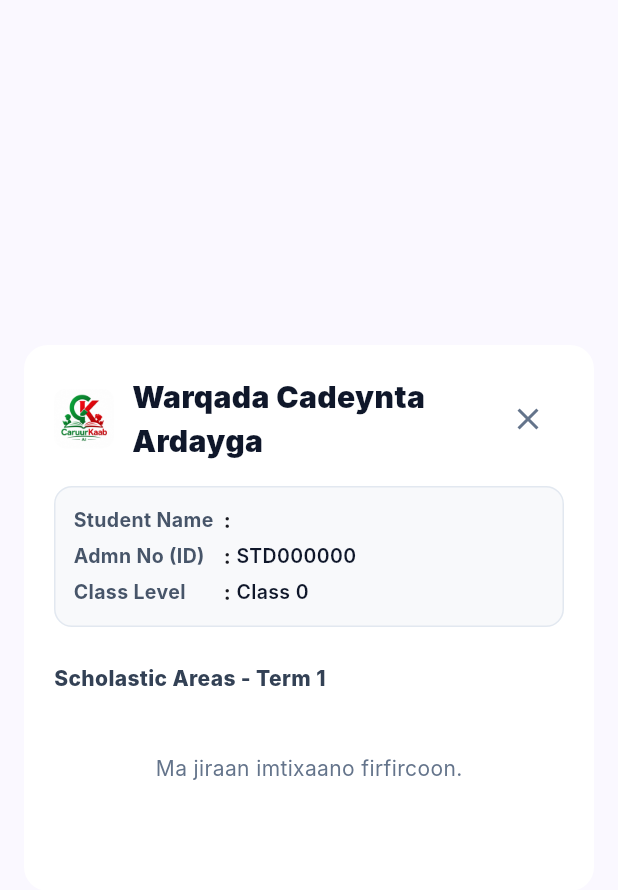
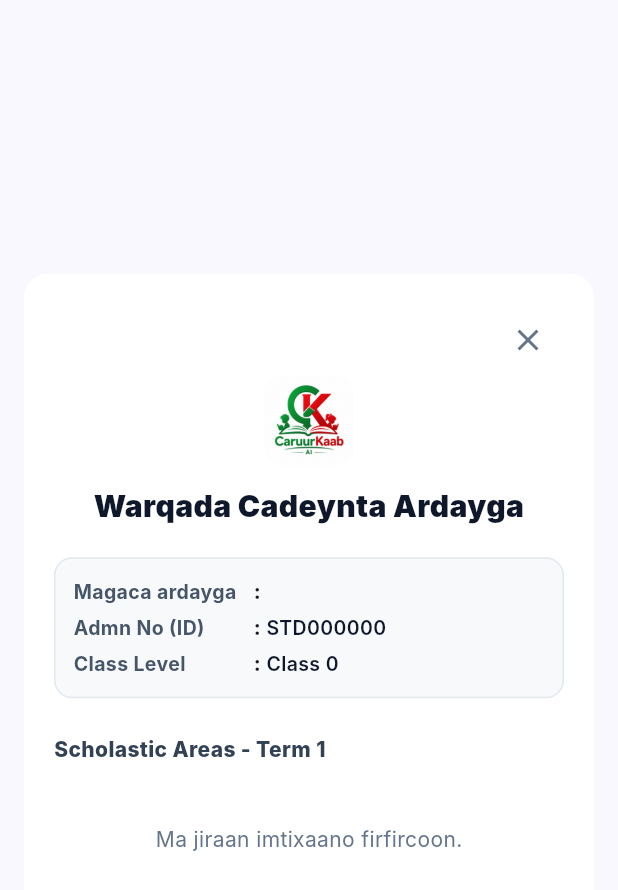
Before and after one commit to caaqilbeene/caruurkaabAI, a Flutter app: the StudentReportCardDialog widget shown alone on an empty page, opened directly with empty values, on a phone screen of 412 x 824 dp. Shown: the top 890 px of the screen. Run offline on Flutter 3.47's test engine with Material 3 defaults, Android fonts, the light colour scheme and no system bars; our stand-ins replace cloud_functions, file_picker, firebase_auth, firebase_core, image_picker, pdf and 3 more; missing offline and left inert: syncfusion_flutter_pdfviewer; accounts and stored records are empty; Roboto replaces fonts that are missing (Inter).

Commit message:
style: center report card dialog logo, stack title vertically, and change student name label to Magaca ardayga on one line

```diff
--- a/caruurkaab_ai/lib/screens/dashboard/student_report_card_dialog.dart
+++ b/caruurkaab_ai/lib/screens/dashboard/student_report_card_dialog.dart
@@ -153,7 +153,7 @@ class _StudentReportCardDialogState extends State<StudentReportCardDialog> {
                     children: [
                       pw.Row(
                         children: [
-                          pw.SizedBox(width: 120, child: pw.Text("Student Name:", style: pw.TextStyle(fontWeight: pw.FontWeight.bold))),
+                          pw.SizedBox(width: 120, child: pw.Text("Magaca Ardayga:", style: pw.TextStyle(fontWeight: pw.FontWeight.bold))),
                           pw.Text(studentName),
                         ],
                       ),
@@ -265,38 +265,44 @@ class _StudentReportCardDialogState extends State<StudentReportCardDialog> {
             mainAxisSize: MainAxisSize.min,
             crossAxisAlignment: CrossAxisAlignment.start,
             children: [
-              // Header
-              Row(
-                children: [
-                  ClipRRect(
-                    borderRadius: BorderRadius.circular(8),
-                    child: Image.asset(
-                      'assets/images/logo.jpeg',
-                      width: 40,
-                      height: 40,
-                      fit: BoxFit.cover,
+              // Header Close Button
+              Align(
+                alignment: Alignment.topRight,
+                child: IconButton(
+                  onPressed: () => Navigator.pop(context),
+                  icon: const Icon(Icons.close, color: Color(0xFF64748B)),
+                  padding: EdgeInsets.zero,
+                  constraints: const BoxConstraints(),
+                ),
+              ),
+              // Centered Logo & Title below it
+              Center(
+                child: Column(
+                  mainAxisSize: MainAxisSize.min,
+                  children: [
+                    ClipRRect(
+                      borderRadius: BorderRadius.circular(12),
+                      child: Image.asset(
+                        'assets/images/logo.jpeg',
+                        width: 60,
+                        height: 60,
+                        fit: BoxFit.cover,
+                      ),
                     ),
-                  ),
-                  const SizedBox(width: 12),
-                  Expanded(
-                    child: Text(
+                    const SizedBox(height: 12),
+                    const Text(
                       'Warqada Cadeynta Ardayga',
-                      style: const TextStyle(
+                      style: TextStyle(
                         fontSize: 20,
                         fontWeight: FontWeight.w900,
                         color: Color(0xFF0F172A),
                       ),
+                      textAlign: TextAlign.center,
                     ),
-                  ),
-                  IconButton(
-                    onPressed: () => Navigator.pop(context),
-                    icon: const Icon(Icons.close, color: Color(0xFF64748B)),
-                    padding: EdgeInsets.zero,
-                    constraints: const BoxConstraints(),
-                  ),
-                ],
+                  ],
+                ),
               ),
-              const SizedBox(height: 16),
+              const SizedBox(height: 20),
 
               // Student Info
               Container(
@@ -309,7 +315,7 @@ class _StudentReportCardDialogState extends State<StudentReportCardDialog> {
                 child: Column(
                   crossAxisAlignment: CrossAxisAlignment.start,
                   children: [
-                    _infoRow('Student Name', widget.profile.fullName ?? 'Arday'),
+                    _infoRow('Magaca ardayga', widget.profile.fullName ?? 'Arday'),
                     const SizedBox(height: 4),
                     _infoRow('Admn No (ID)', widget.profile.studentId),
                     const SizedBox(height: 4),
@@ -497,7 +503,7 @@ class _StudentReportCardDialogState extends State<StudentReportCardDialog> {
     return Row(
       children: [
         SizedBox(
-          width: 100,
+          width: 120,
           child: Text(
             label,
             style: const TextStyle(
```
